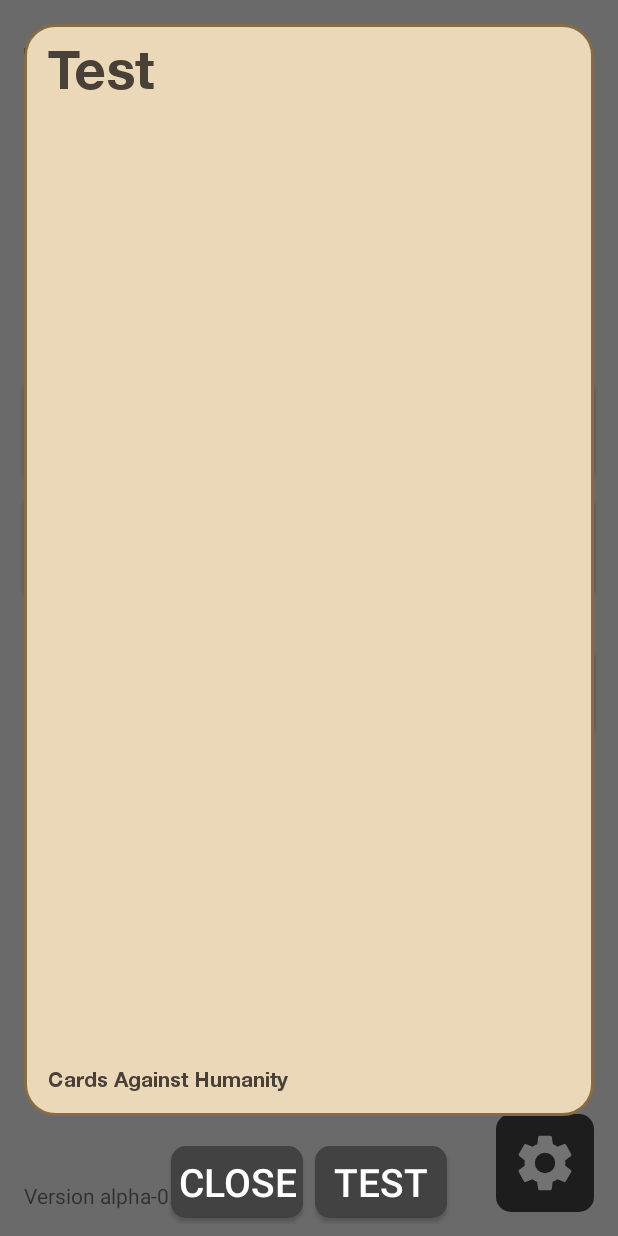
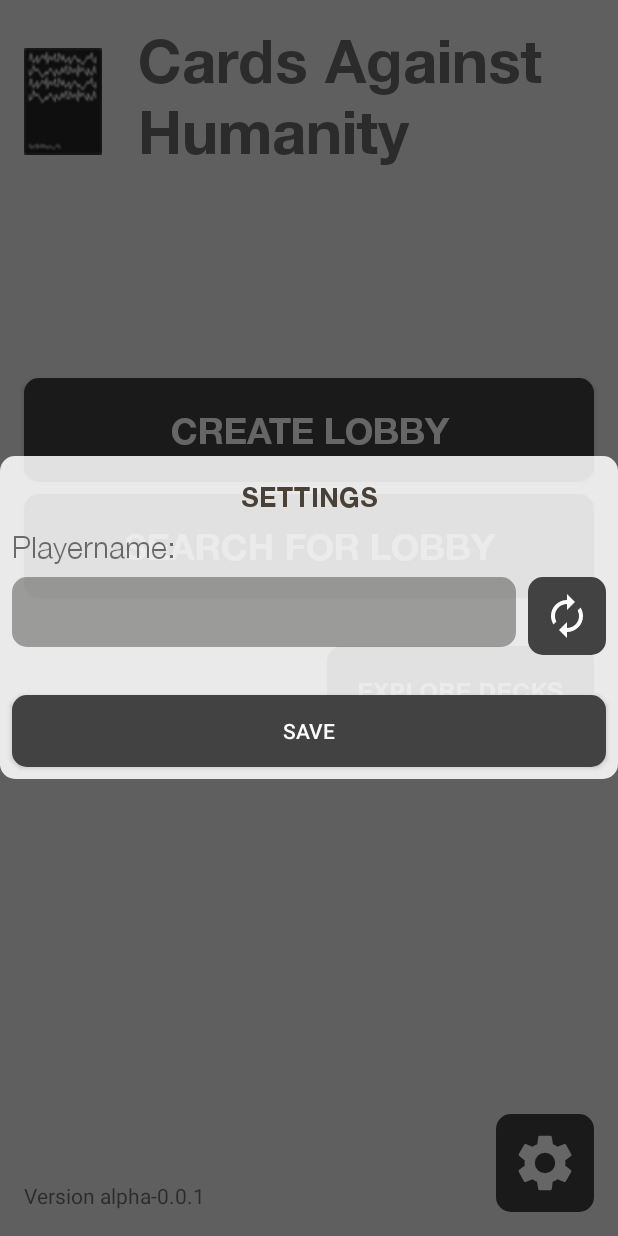
Before and after one commit to NotAWiz4rd/cah, an Android app: the screen it shows after launch (Main), after a tap on an icon or button, on a phone screen of 412 x 824 dp. Run offline under Robolectric (Android 15) with nearby library versions, the phone set to English and light mode, and no system bars; our stand-ins replace Firebase (no records; nobody signed in at launch, a user with empty details on screens opened directly).

Commit message:
Settings

```diff
--- a/app/src/main/java/com/afms/cahgame/gui/activities/Main.java
+++ b/app/src/main/java/com/afms/cahgame/gui/activities/Main.java
@@ -14,6 +14,7 @@
 import com.afms.cahgame.data.Colour;
 import com.afms.cahgame.game.Card;
 import com.afms.cahgame.gui.components.FullSizeCard;
+import com.afms.cahgame.gui.components.SettingsDialog;
 import com.afms.cahgame.gui.components.SwipeResultListener;
 import com.afms.cahgame.util.Database;
 
@@ -25,6 +26,8 @@
     private Button btn_search_lobby;
     private Button btn_explore_decks;
     private ImageButton btn_settings;
+
+    private SettingsDialog settingsDialog;
 
 
     @Override
@@ -48,6 +51,8 @@
         btn_search_lobby = findViewById(R.id.btn_main_searchLobby);
         btn_explore_decks = findViewById(R.id.btn_main_exploreDecks);
         btn_settings = findViewById(R.id.btn_main_settings);
+
+        settingsDialog = new SettingsDialog();
     }
 
     private void initializeUIEvents() {
@@ -63,40 +68,7 @@
             startActivity(intent);
         });
         btn_settings.setOnClickListener(event -> {
-            Toast.makeText(this, "clicked " + btn_settings.toString(), Toast.LENGTH_SHORT).show();
-
-            FullSizeCard fullSizeCard = new FullSizeCard(this, new Card(Colour.WHITE, "Test"));
-            fullSizeCard.setSwipeGestures(FullSizeCard.SWIPE_ALL_DIRECTION);
-            fullSizeCard.setSwipeResultListener(new SwipeResultListener() {
-                @Override
-                public void onSwipeLeft() {
-                    Toast.makeText(getApplicationContext(), "left", Toast.LENGTH_SHORT).show();
-                }
-
-                @Override
-                public void onSwipeRight() {
-                    Toast.makeText(getApplicationContext(), "right", Toast.LENGTH_SHORT).show();
-                }
-
-                @Override
-                public void onSwipeUp() {
-                    Toast.makeText(getApplicationContext(), "up", Toast.LENGTH_SHORT).show();
-                }
-
-                @Override
-                public void onSwipeDown() {
-                    Toast.makeText(getApplicationContext(), "down", Toast.LENGTH_SHORT).show();
-                }
-            });
-
-            fullSizeCard.addOptionButton("Close", v -> {
-                contentView.removeView(fullSizeCard);
-            });
-            fullSizeCard.addOptionButton("Test", v -> {
-                Toast.makeText(getApplicationContext(), "test", Toast.LENGTH_SHORT).show();
-            });
-            fullSizeCard.setDimBackground(true);
-            contentView.addView(fullSizeCard);
+            settingsDialog.show(getSupportFragmentManager(), "settingsDialog");
         });
     }
 
--- /dev/null
+++ b/app/src/main/java/com/afms/cahgame/gui/components/SettingsDialog.java
@@ -0,0 +1,76 @@
+package com.afms.cahgame.gui.components;
+
+import android.app.ActionBar;
+import android.app.Dialog;
+import android.graphics.Color;
+import android.graphics.drawable.ColorDrawable;
+import android.os.Bundle;
+import android.support.annotation.NonNull;
+import android.support.annotation.Nullable;
+import android.support.v4.app.DialogFragment;
+import android.view.LayoutInflater;
+import android.view.View;
+import android.view.ViewGroup;
+import android.view.Window;
+import android.widget.Button;
+import android.widget.EditText;
+import android.widget.ImageButton;
+
+import com.afms.cahgame.R;
+
+import java.util.ArrayList;
+import java.util.List;
+
+public class SettingsDialog extends DialogFragment {
+
+    private View.OnClickListener onClickListener;
+    private List<String> randomNames = new ArrayList<String>() {{
+        add("Giesela");
+        add("Hans-Werner");
+        add("TwilightSparkle");
+        add("FluffyUnicorn");
+        add("Test");
+    }};
+
+    @Override
+    public void onViewCreated(@NonNull View view, @Nullable Bundle savedInstanceState) {
+        super.onViewCreated(view, savedInstanceState);
+
+        ImageButton playerName_random = view.findViewById(R.id.btn_settings_randomname);
+        Button btn_save = view.findViewById(R.id.btn_settings_save);
+        EditText playerName = view.findViewById(R.id.input_settings_playername);
+
+        playerName_random.setOnClickListener(v -> {
+            playerName.setText(randomNames.stream().skip((int) (randomNames.size() * Math.random())).findAny().get());
+        });
+
+        btn_save.setOnClickListener(v -> {
+            if (onClickListener != null) {
+                onClickListener.onClick(v);
+            }
+            getDialog().dismiss();
+        });
+
+    }
+
+    @NonNull
+    @Override
+    public Dialog onCreateDialog(@Nullable Bundle savedInstanceState) {
+        Dialog dialog = super.onCreateDialog(savedInstanceState);
+        dialog.setCanceledOnTouchOutside(true);
+        Window window = dialog.getWindow();
+        //window.clearFlags(WindowManager.LayoutParams.FLAG_DIM_BEHIND);
+        window.setBackgroundDrawable(new ColorDrawable(Color.TRANSPARENT));
+        return dialog;
+    }
+
+    @Nullable
+    @Override
+    public View onCreateView(@NonNull LayoutInflater inflater, @Nullable ViewGroup container, @Nullable Bundle savedInstanceState) {
+        return inflater.inflate(R.layout.component_dialog_settings, container);
+    }
+
+    public void setOnClickListener(View.OnClickListener onClickListener) {
+        this.onClickListener = onClickListener;
+    }
+}
--- /dev/null
+++ b/app/src/main/res/drawable/button_random_black.xml
@@ -0,0 +1,18 @@
+<?xml version="1.0" encoding="utf-8"?>
+<layer-list xmlns:android="http://schemas.android.com/apk/res/android">
+    <item>
+        <shape xmlns:android="http://schemas.android.com/apk/res/android">
+            <solid android:color="@color/cardview_dark_background" />
+            <corners android:radius="10dp" />
+        </shape>
+    </item>
+    <item
+        android:drawable="@drawable/ic_autorenew_black_24dp"
+        android:top="10dp"
+        android:bottom="10dp"
+        android:left="10dp"
+        android:right="10dp"
+        android:height="32dp"
+        android:width="32dp">
+    </item>
+</layer-list>
--- /dev/null
+++ b/app/src/main/res/drawable/ic_autorenew_black_24dp.xml
@@ -0,0 +1,5 @@
+<vector android:height="24dp" android:tint="#FFFFFF"
+    android:viewportHeight="24.0" android:viewportWidth="24.0"
+    android:width="24dp" xmlns:android="http://schemas.android.com/apk/res/android">
+    <path android:fillColor="#FF000000" android:pathData="M12,6v3l4,-4 -4,-4v3c-4.42,0 -8,3.58 -8,8 0,1.57 0.46,3.03 1.24,4.26L6.7,14.8c-0.45,-0.83 -0.7,-1.79 -0.7,-2.8 0,-3.31 2.69,-6 6,-6zM18.76,7.74L17.3,9.2c0.44,0.84 0.7,1.79 0.7,2.8 0,3.31 -2.69,6 -6,6v-3l-4,4 4,4v-3c4.42,0 8,-3.58 8,-8 0,-1.57 -0.46,-3.03 -1.24,-4.26z"/>
+</vector>
--- /dev/null
+++ b/app/src/main/res/layout/component_dialog_settings.xml
@@ -0,0 +1,97 @@
+<?xml version="1.0" encoding="utf-8"?>
+<android.support.constraint.ConstraintLayout
+    xmlns:android="http://schemas.android.com/apk/res/android"
+    xmlns:app="http://schemas.android.com/apk/res-auto"
+    android:layout_height="wrap_content"
+    android:background="@drawable/transparent_white_background"
+    android:layout_width="match_parent">
+
+    <View
+        android:layout_width="wrap_content"
+        android:layout_height="1dp"
+        android:layout_gravity="fill_horizontal"
+        app:layout_constraintEnd_toEndOf="parent"
+        app:layout_constraintStart_toStartOf="parent"
+        app:layout_constraintTop_toTopOf="parent" />
+
+    <TextView
+        android:id="@+id/component_dialog_selector_title"
+        android:layout_width="match_parent"
+        android:layout_height="wrap_content"
+        android:layout_marginTop="16dp"
+        android:fontFamily="@font/helveticaneuebold"
+        android:gravity="center"
+        android:text="@string/label_settings"
+        android:textAllCaps="true"
+        android:textColor="@color/cardTextColorWhite"
+        android:textSize="18sp"
+        app:layout_constraintEnd_toEndOf="parent"
+        app:layout_constraintStart_toStartOf="parent"
+        app:layout_constraintTop_toTopOf="parent" />
+
+    <TextView
+        android:id="@+id/label_settings_playername"
+        android:layout_width="wrap_content"
+        android:layout_height="wrap_content"
+        android:layout_alignParentTop="true"
+        android:layout_centerHorizontal="true"
+        android:layout_marginStart="8dp"
+        android:layout_marginTop="32dp"
+        android:fontFamily="@font/helveticaneuelight"
+        android:text="Playername:"
+        android:textSize="20sp"
+        app:layout_constraintStart_toStartOf="parent"
+        app:layout_constraintTop_toTopOf="@+id/component_dialog_selector_title" />
+
+    <EditText
+        android:id="@+id/input_settings_playername"
+        android:layout_width="0dp"
+        android:layout_height="wrap_content"
+        android:layout_marginStart="8dp"
+        android:layout_marginTop="8dp"
+        android:background="@drawable/input_background_black"
+        android:clickable="true"
+        android:cursorVisible="false"
+        android:focusable="false"
+        android:focusableInTouchMode="false"
+        android:fontFamily="@font/helveticaneuelight"
+        android:gravity="center"
+        android:padding="10dp"
+        android:textColor="@color/inputTextColorBlack"
+        android:textSize="22sp"
+        app:layout_constraintEnd_toStartOf="@+id/btn_settings_randomname"
+        app:layout_constraintStart_toStartOf="parent"
+        app:layout_constraintTop_toBottomOf="@+id/label_settings_playername" />
+
+
+    <ImageButton
+        android:id="@+id/btn_settings_randomname"
+        android:layout_width="wrap_content"
+        android:layout_height="wrap_content"
+        android:layout_marginStart="8dp"
+        android:layout_marginEnd="8dp"
+        android:background="@drawable/button_random_black"
+        app:layout_constraintEnd_toEndOf="parent"
+        app:layout_constraintStart_toEndOf="@+id/input_settings_playername"
+        app:layout_constraintTop_toTopOf="@+id/input_settings_playername" />
+
+
+    <Button
+        android:id="@+id/btn_settings_save"
+        android:layout_width="0dp"
+        android:layout_height="wrap_content"
+        android:layout_marginStart="8dp"
+        android:layout_marginTop="32dp"
+        android:layout_marginEnd="8dp"
+        android:layout_marginBottom="8dp"
+        android:background="@drawable/button_background_black"
+        android:padding="10dp"
+        android:text="@string/label_save"
+        android:textColor="@android:color/white"
+        app:layout_constraintBottom_toBottomOf="parent"
+        app:layout_constraintEnd_toEndOf="parent"
+        app:layout_constraintStart_toStartOf="parent"
+        app:layout_constraintTop_toBottomOf="@id/input_settings_playername" />
+
+
+</android.support.constraint.ConstraintLayout>
--- a/app/src/main/res/values/strings.xml
+++ b/app/src/main/res/values/strings.xml
@@ -31,4 +31,6 @@
     <string name="select_handcard_count">Select handcard count</string>
     <string name="start_game">Start Game</string>
     <string name="no_password">No password</string>
+    <string name="label_settings">Settings</string>
+    <string name="label_save">Save</string>
 </resources>
--- a/app/src/main/res/values/styles.xml
+++ b/app/src/main/res/values/styles.xml
@@ -32,4 +32,8 @@
         <item name="colorAccent">@color/colorPrimary</item>
     </style>
 
+    <style name="DialogStyle" parent="Base.Theme.AppCompat.Dialog">
+        <item name="android:windowMinWidthMajor">97%</item>
+        <item name="android:windowMinWidthMinor">97%</item>
+    </style>
 </resources>
```
